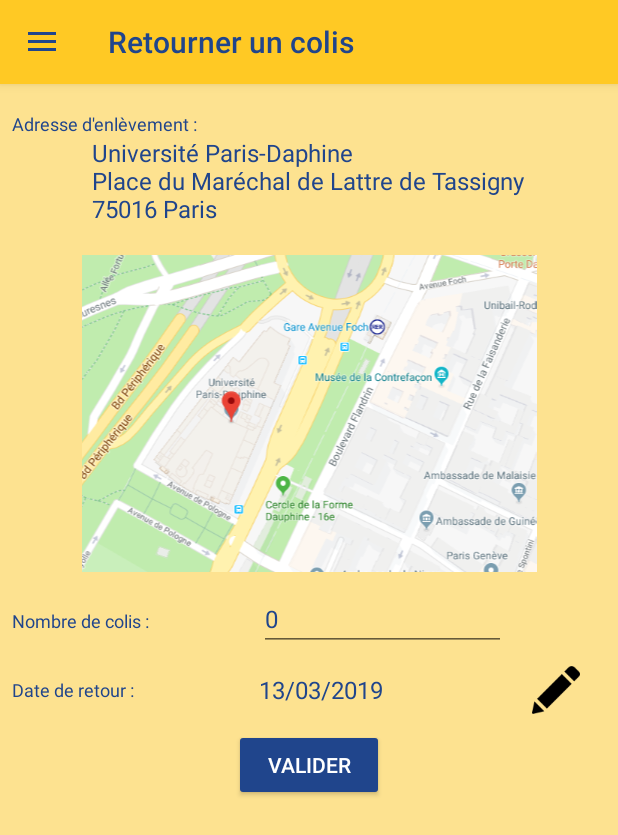
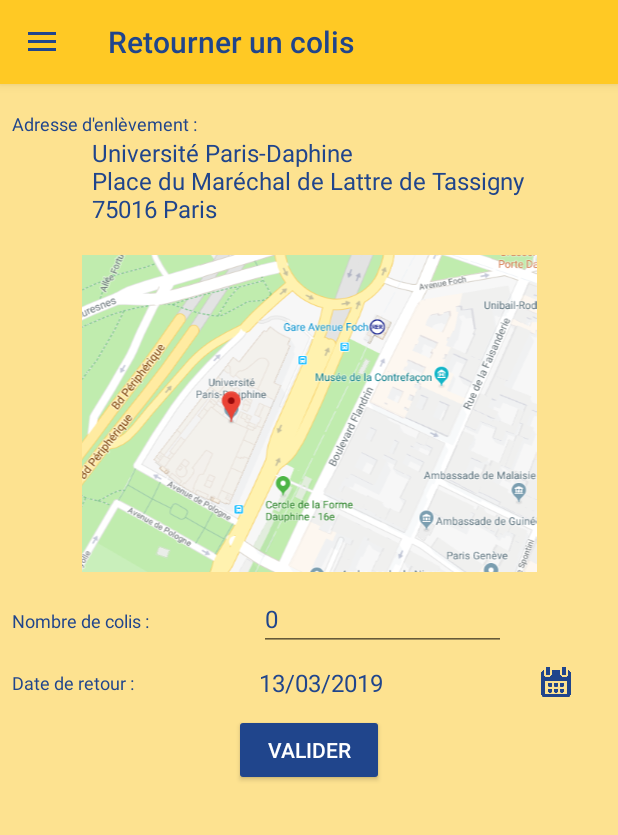
Before and after one commit to nicolas07/Projetrse, an Android app: the screen it shows after launch (MainActivity), after a tap on "Retourner un colis", on a phone screen of 412 x 824 dp. Shown: the top 835 px of the screen. Run offline under Robolectric (Android 15) with nearby library versions, the phone set to English and light mode, and no system bars.

Commit message:
Changement Icone Calendrier

```diff
--- a/app/src/main/java/com/example/projet_rse/MainActivity.java
+++ b/app/src/main/java/com/example/projet_rse/MainActivity.java
@@ -27,7 +27,7 @@
     // Note : https://www.iconfinder.com/icons/134077/account_profile_user_icon
 
     // TODO : Somme gain
-    // TODO : Saisie adresse edittext + changer icon par calendrier
+    // TODO : Vérifier dialog datePicker
     // TODO : Rounded image profile
 
 
--- a/app/src/main/java/com/example/projet_rse/ReturnPackageFragment.java
+++ b/app/src/main/java/com/example/projet_rse/ReturnPackageFragment.java
@@ -11,6 +11,7 @@
 import android.widget.DatePicker;
 import android.widget.EditText;
 import android.widget.ImageButton;
+import android.widget.ImageView;
 import android.widget.TextView;
 import android.widget.Toast;
 
@@ -76,7 +77,7 @@
         SimpleDateFormat formatter = new SimpleDateFormat("dd/MM/yyyy");
         String todayString = formatter.format(todayDate);
         TextViewReturnDate.setText(todayString);
-        ImageButton imageButtonEditReturnDate = view.findViewById(R.id.ib_EditReturnDate);
+        ImageView imageButtonEditReturnDate = view.findViewById(R.id.ib_EditReturnDate);
         imageButtonEditReturnDate.setOnClickListener(new View.OnClickListener() {
             @Override
             public void onClick(View v) {
--- a/app/src/main/res/layout/dialog_date.xml
+++ b/app/src/main/res/layout/dialog_date.xml
@@ -7,6 +7,6 @@
     <DatePicker
         android:id="@+id/dialog_date_date_picker"
         android:layout_width="match_parent"
-        android:layout_height="match_parent" />
+        android:layout_height="match_parent"/>
 
 </LinearLayout>
--- a/app/src/main/res/layout/fragment_returnpackage.xml
+++ b/app/src/main/res/layout/fragment_returnpackage.xml
@@ -104,15 +104,17 @@
                 android:textColor="@color/colorAccent"
                 android:textSize="16sp" />
 
-            <ImageButton
+            <ImageView
                 android:id="@+id/ib_EditReturnDate"
                 android:layout_width="0dp"
-                android:layout_height="wrap_content"
+                android:layout_height="20dp"
                 android:layout_gravity="center"
                 android:layout_weight="0.5"
                 android:background="@null"
-                android:src="@mipmap/ic_edit_blue"
-                android:text="Button" />
+                android:src="@mipmap/ic_calendar"
+                android:tint="@color/colorAccent"
+                android:text="Button"
+                android:clickable="true"/>
 
         </LinearLayout>
 
```
Also changed, not shown: app/src/main/res/mipmap-xhdpi/ic_calendar.png (added).
